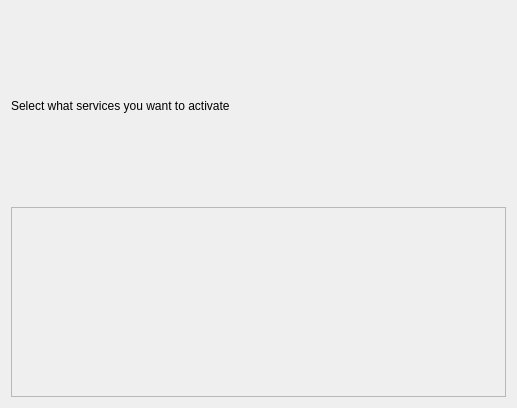
First picture: the form in src/google/services.ui, repository KDE/kaccounts-integration, before the edit.
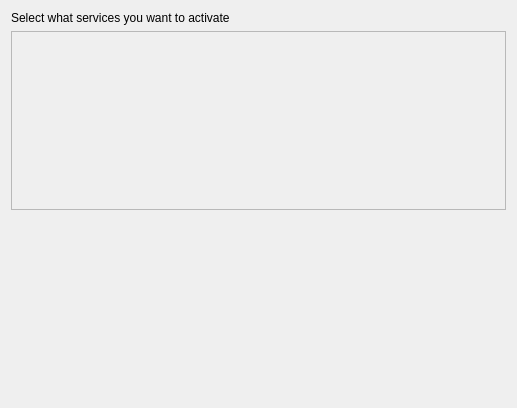
Second picture: the form after the edit.

Commit message:
Store the widget/title to show in a datarole and use a stacked widget
Store the title/widget that will be shown in accInfo in each QListWidget
and switch between them when the selected currentWidget changes.

What changed in the file:
```diff
--- a/src/google/services.ui
+++ b/src/google/services.ui
@@ -37,7 +37,7 @@
           <x>0</x>
           <y>0</y>
           <width>501</width>
-          <height>191</height>
+          <height>173</height>
          </rect>
         </property>
         <layout class="QVBoxLayout" name="verticalLayout_4">
@@ -61,6 +61,19 @@
        </widget>
       </widget>
      </item>
+     <item>
+      <spacer name="verticalSpacer">
+       <property name="orientation">
+        <enum>Qt::Vertical</enum>
+       </property>
+       <property name="sizeHint" stdset="0">
+        <size>
+         <width>20</width>
+         <height>40</height>
+        </size>
+       </property>
+      </spacer>
+     </item>
     </layout>
    </item>
   </layout>
```
The commit also changes 5 other files.
